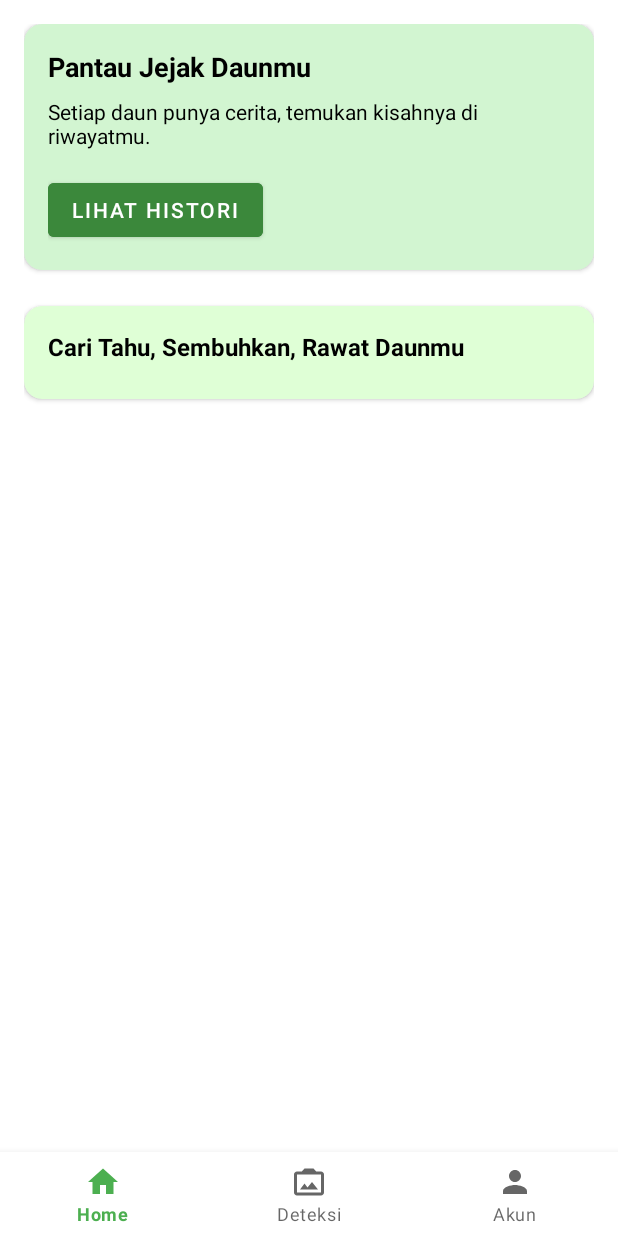
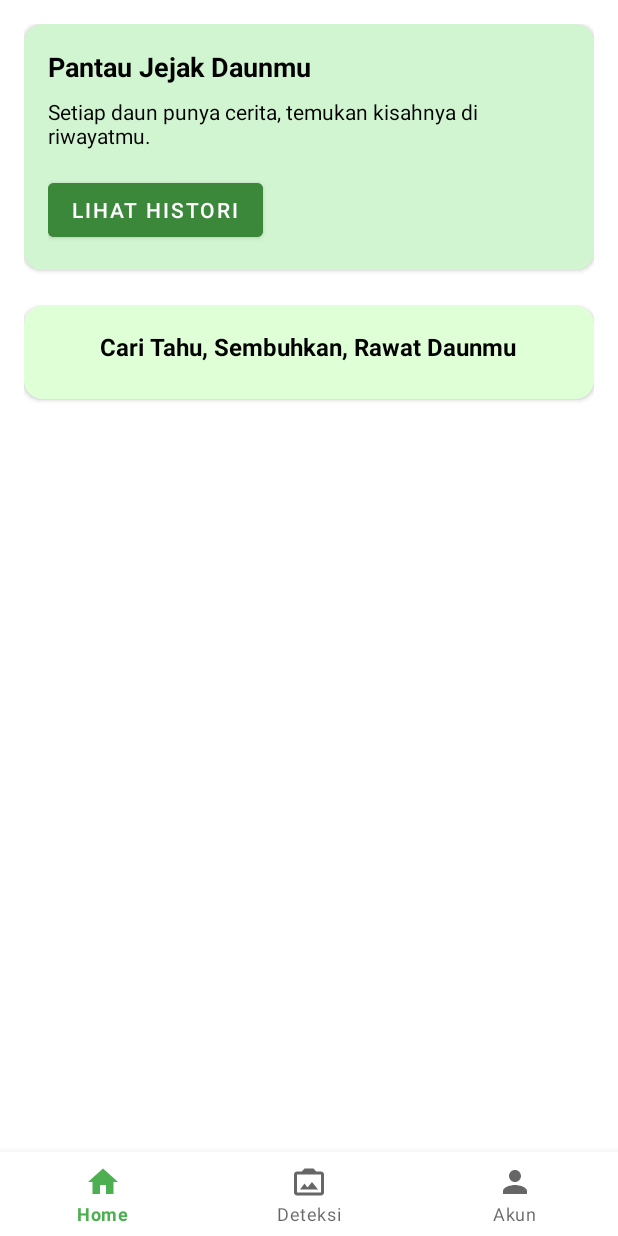
Before and after one commit to nabiilawidya/TehTeksi, an Android app: the screen it shows after launch once a user with an empty profile is signed in (MainActivity), on a phone screen of 412 x 824 dp. Run offline under Robolectric (Android 15) with nearby library versions, the phone set to English and light mode, and no system bars; our stand-ins replace Firebase (no records; nobody signed in at launch, a user with empty details on screens opened directly), navigation-ui; pictures from the network do not load.

Commit message:
ui adjustment

```diff
--- a/app/src/main/java/com/nabiilawidya/tehteksi/ui/LoginActivity.kt
+++ b/app/src/main/java/com/nabiilawidya/tehteksi/ui/LoginActivity.kt
@@ -145,5 +145,4 @@ class LoginActivity : AppCompatActivity() {
                 }
             }
     }
-
 }
--- a/app/src/main/res/layout/fragment_home.xml
+++ b/app/src/main/res/layout/fragment_home.xml
@@ -73,6 +73,8 @@
                     android:text="Cari Tahu, Sembuhkan, Rawat Daunmu"
                     android:textStyle="bold"
                     android:textSize="16sp"
+                    android:textColor="@color/black"
+                    android:layout_gravity="center_horizontal"
                     android:layout_marginBottom="8dp" />
 
                 <androidx.recyclerview.widget.RecyclerView
```
